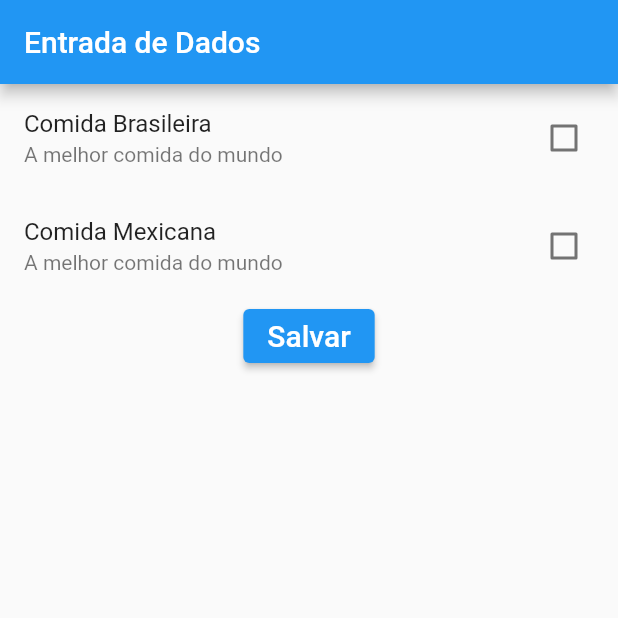
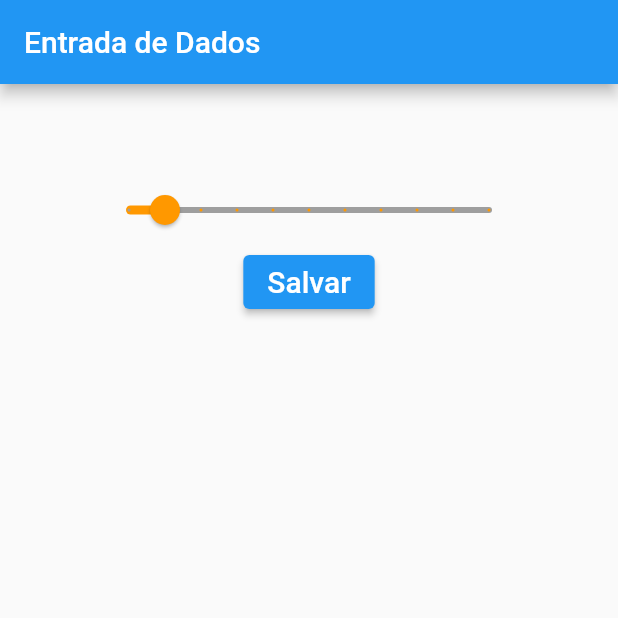
Before and after one commit to JoaoCampos767/Flutter, a Flutter app: the screen it shows after launch, on a phone screen of 412 x 824 dp, the top half of it. Run offline on Flutter 3.47's test engine with Material 2 defaults, Android fonts, the phone set to English and light mode, and no system bars.

Commit message:
Entrada de Dados

```diff
--- a/entrada_dados/lib/entradaCheckBox.dart
+++ b/entrada_dados/lib/entradaCheckBox.dart
@@ -18,8 +18,8 @@ class EntradaCheckboxState extends State<EntradaCheckbox> {
       body: Container(
         child: Column(children: [
           CheckboxListTile(
-              title: Text("Comida Brasileira"),
-              subtitle: Text("A melhor comida do mundo"),
+              title: const Text("Comida Brasileira"),
+              subtitle: const Text("A melhor comida do mundo"),
               activeColor: Colors.orange,
               //secondary: Icon(Icons.add_box),
               value: _comidaBrasileira,
@@ -29,8 +29,8 @@ class EntradaCheckboxState extends State<EntradaCheckbox> {
                 });
               }),
           CheckboxListTile(
-              title: Text("Comida Mexicana"),
-              subtitle: Text("A melhor comida do mundo"),
+              title: const Text("Comida Mexicana"),
+              subtitle: const Text("A melhor comida do mundo"),
               activeColor: Colors.red,
               //secondary: Icon(Icons.add_box),
               value: _comidaMexicana,
@@ -46,7 +46,7 @@ class EntradaCheckboxState extends State<EntradaCheckbox> {
                     "\nComida Mexicana: " +
                     _comidaMexicana.toString());
               },
-              child: Text(
+              child: const Text(
                 "Salvar",
                 style: TextStyle(fontSize: 20),
               ))
--- /dev/null
+++ b/entrada_dados/lib/entradaSlider.dart
@@ -0,0 +1,47 @@
+import 'package:flutter/material.dart';
+
+class EntradaSlider extends StatefulWidget {
+  @override
+  State<EntradaSlider> createState() => _EntradaSliderState();
+}
+
+class _EntradaSliderState extends State<EntradaSlider> {
+  double valor = 10;
+  String label = "Valor selecionado";
+
+  @override
+  Widget build(BuildContext context) {
+    return Scaffold(
+      appBar: AppBar(
+        title: Text("Entrada de Dados"),
+      ),
+      body: Container(
+        padding: EdgeInsets.all(60),
+        child: Column(children: [
+          Slider(
+              value: valor,
+              min: 0,
+              max: 100,
+              label: label,
+              divisions: 10,
+              activeColor: Colors.orange,
+              inactiveColor: Colors.grey,
+              onChanged: (novoValor) {
+                setState(() {
+                  valor = novoValor;
+                  label = "Valor selecionado " + novoValor.toString();
+                });
+              }),
+          ElevatedButton(
+              onPressed: () {
+                print("Resultado: " + valor.toString());
+              },
+              child: const Text(
+                "Salvar",
+                style: TextStyle(fontSize: 20),
+              ))
+        ]),
+      ),
+    );
+  }
+}
```
Also changed, not shown: entrada_dados/lib/entradaRadioButton.dart (added, +73 -0 lines), entrada_dados/lib/entradaSwitch.dart (added, +39 -0 lines), entrada_dados/lib/main.dart (+10 -1 lines).
